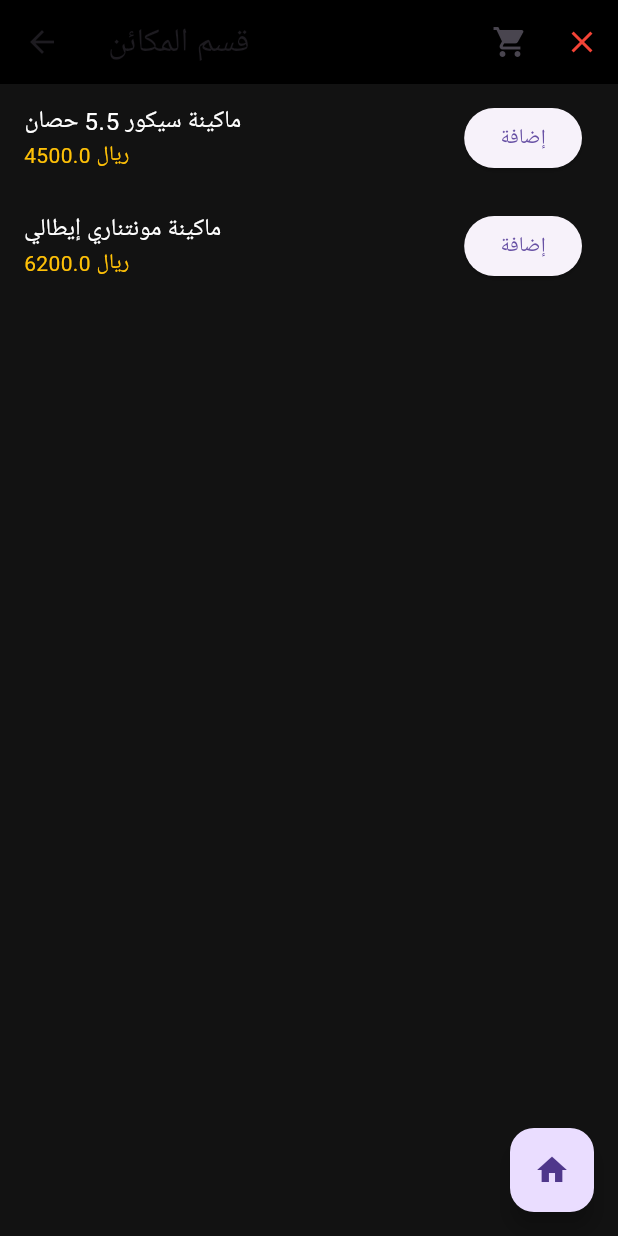
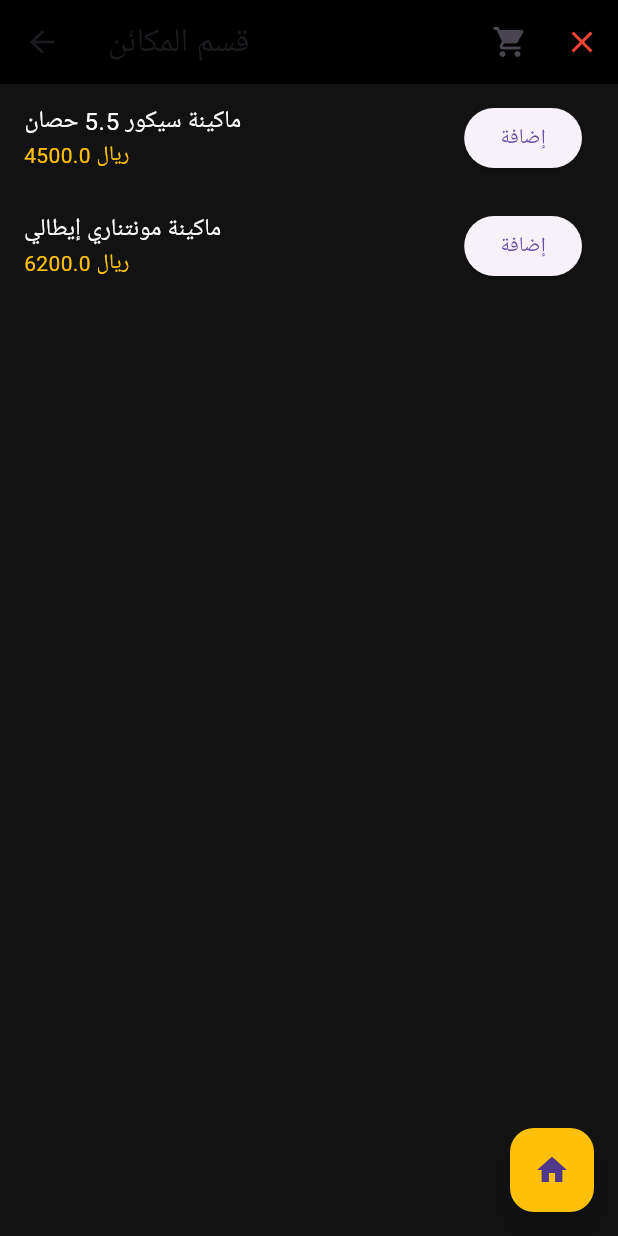
Before and after one commit to ahmedchiva-max/smart, a Flutter app: the ShopPage screen opened directly, after a tap on "قسم المكائن", on a phone screen of 412 x 824 dp. Run offline on Flutter 3.47's test engine with Material 3 defaults, Android fonts, the phone set to English and light mode, and no system bars.

```diff
--- a/lib/screens/shop_page.dart
+++ b/lib/screens/shop_page.dart
@@ -59,7 +59,7 @@ class _ShopPageState extends State<ShopPage> {
         TextButton(onPressed: () {
           if (n.text.isEmpty) { _msg("الاسم إجباري"); return; }
           if (p.text.length == 10 && p.text.startsWith("05")) { Navigator.pop(ctx); _askLoc(); }
-          else { _msg("خطأ: الرقم 10 أرقام ويبدأ بـ 05"); }
+          else { _msg("خطأ: الرقم يجب أن يكون 10 أرقام ويبدأ بـ 05"); }
         }, child: Text("حسناً"))
       ],
     ));
@@ -84,12 +84,12 @@ class _ShopPageState extends State<ShopPage> {
 
   void _showPay() {
     showDialog(context: context, builder: (ctx) => AlertDialog(
-      title: Text("طرق الدفع المعتمدة"),
+      title: Text("طرق الدفع"),
       content: Column(mainAxisSize: MainAxisSize.min, children: [
         _pCard("Apple Pay", Colors.black, Icons.apple),
         _pCard("STC Pay", Color(0xFF4F008C), Icons.account_balance_wallet),
         _pCard("تحويل بنكي", Colors.blueGrey, Icons.account_balance),
-        Text("\nIBAN: SA9380000001234567890", style: TextStyle(color: Colors.amber, fontSize: 10)),
+        Text("\nIBAN: SA9380000001234567890", style: TextStyle(color: Colors.amber, fontSize: 11, fontWeight: FontWeight.bold)),
       ]),
       actions: [ElevatedButton(onPressed: () => _upRec(), child: Text("رفع الإيصال (إجباري)"))],
     ));
@@ -101,7 +101,7 @@ class _ShopPageState extends State<ShopPage> {
     showDialog(context: context, barrierDismissible: false, builder: (ctx) => AlertDialog(
       title: Text("إثبات الحوالة"),
       content: Text("يجب اختيار صورة الإيصال لإتمام العملية"),
-      actions: [ElevatedButton(onPressed: () { setState(() { isReceiptUploaded = true; cart.clear(); }); Navigator.pop(ctx); _msg("تم بنجاح! راجع طلباتي"); }, child: Text("اختيار صورة"))],
+      actions: [ElevatedButton(onPressed: () { setState(() { isReceiptUploaded = true; cart.clear(); }); Navigator.pop(ctx); _msg("تم الطلب بنجاح! راجع قسم طلباتي"); }, child: Text("رفع صورة الإيصال"))],
     ));
   }
 
@@ -124,13 +124,38 @@ class _ShopPageState extends State<ShopPage> {
         ],
       ),
       body: selectedCategory == null ? _grid() : _list(),
-      floatingActionButton: selectedCategory != null ? FloatingActionButton(onPressed: () => setState(() => selectedCategory = null), child: Icon(Icons.home)) : null,
+      floatingActionButton: selectedCategory != null ? FloatingActionButton(backgroundColor: Colors.amber, onPressed: () => setState(() => selectedCategory = null), child: Icon(Icons.home)) : null,
     );
   }
 
   Widget _grid() {
-    final cats = [{'n': 'قسم المكائن', 'i': Icons.settings}, {'n': 'قسم الكهرباء', 'i': Icons.flash_on}, {'n': 'الميكانيكا', 'i': Icons.build}, {'n': 'الأبواب', 'i': Icons.sensor_door}, {'n': 'الكبائن', 'i': Icons.view_quilt}, {'n': 'الكنترول', 'i': Icons.developer_board}, {'n': 'الاكسسوارات', 'i': Icons.stars}];
-    return GridView.builder(padding: EdgeInsets.all(10), gridDelegate: SliverGridDelegateWithFixedCrossAxisCount(crossAxisCount: 2), itemCount: cats.length, itemBuilder: (ctx, i) => Card(color: Color(0xFF222222), child: InkWell(onTap: () => setState(() => selectedCategory = cats[i]['n'] as String), child: Column(mainAxisAlignment: MainAxisAlignment.center, children: [Icon(cats[i]['i'] as IconData, color: Colors.amber, size: 40), Text(cats[i]['n'] as String, style: TextStyle(color: Colors.white))]))));
+    final List<Map<String, dynamic>> cats = [
+      {'n': 'قسم المكائن', 'i': Icons.settings},
+      {'n': 'قسم الكهرباء', 'i': Icons.flash_on},
+      {'n': 'الميكانيكا', 'i': Icons.build},
+      {'n': 'الأبواب', 'i': Icons.sensor_door},
+      {'n': 'الكبائن', 'i': Icons.view_quilt},
+      {'n': 'الكنترول', 'i': Icons.developer_board},
+      {'n': 'الاكسسوارات', 'i': Icons.stars}
+    ];
+    return GridView.builder(
+      padding: EdgeInsets.all(10),
+      gridDelegate: SliverGridDelegateWithFixedCrossAxisCount(crossAxisCount: 2),
+      itemCount: cats.length,
+      itemBuilder: (ctx, i) => Card(
+        color: Color(0xFF222222),
+        child: InkWell(
+          onTap: () => setState(() => selectedCategory = cats[i]['n'] as String),
+          child: Column(
+            mainAxisAlignment: MainAxisAlignment.center,
+            children: [
+              Icon(cats[i]['i'] as IconData, color: Colors.amber, size: 40),
+              Text(cats[i]['n'] as String, style: TextStyle(color: Colors.white))
+            ]
+          )
+        )
+      )
+    );
   }
 
   Widget _list() {
```
Also changed, not shown: lib/screens/orders_page.dart (+101 -40 lines), lib/screens/reports_page.dart (+17 -17 lines).
